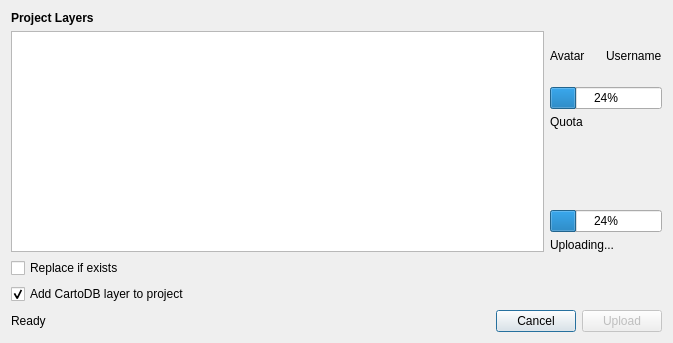
Above: ui/Upload.ui from gkudos/qgis-cartodb before the change. Below: the same form after it.
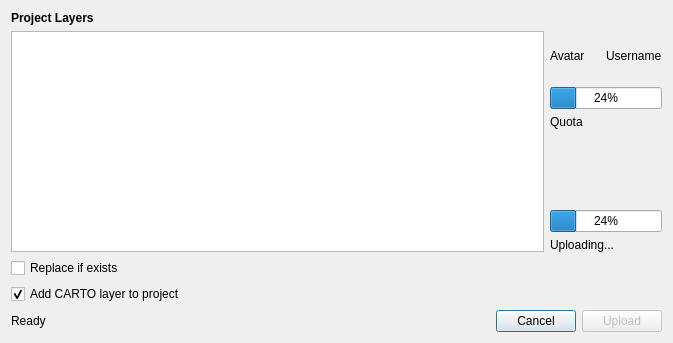
That is the form after the change.

Commit message: updated carto branding in the gui

Diff of the .ui file:
```diff
--- a/ui/Upload.ui
+++ b/ui/Upload.ui
@@ -153,7 +153,7 @@
       <bool>true</bool>
      </property>
      <property name="text">
-      <string>Add CartoDB layer to project</string>
+      <string>Add CARTO layer to project</string>
      </property>
      <property name="checked">
       <bool>true</bool>
```
Left out of the diff: 2 changed lines with no effect on the pictures. The commit also changes 6 other files.
